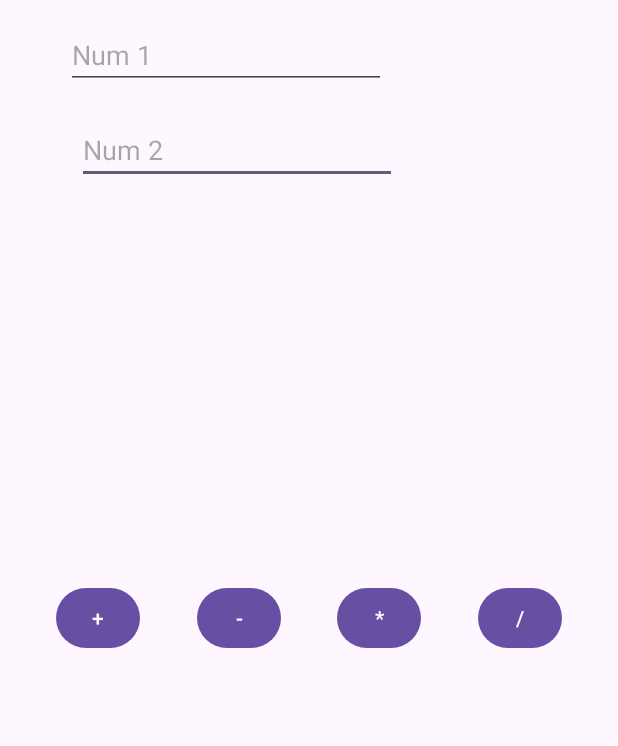
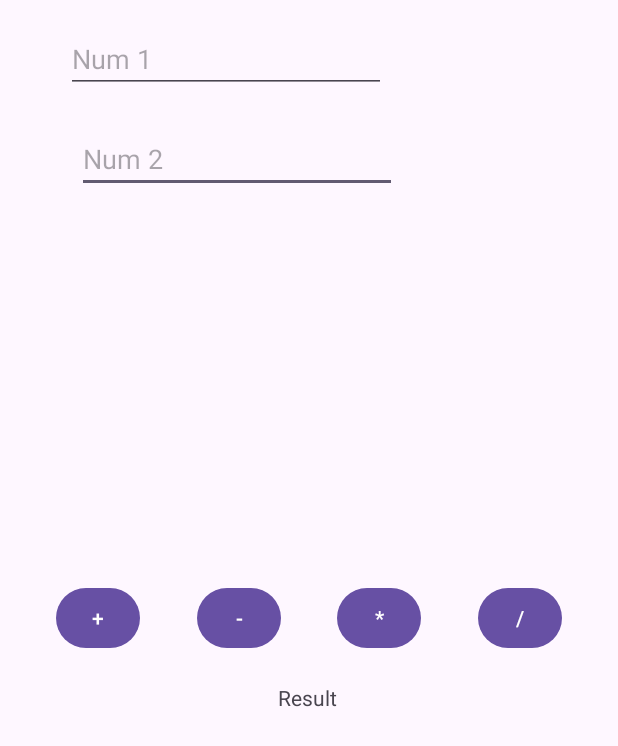
Before and after one commit to Esther-Naserian/Mycalculator, an Android app: the screen it shows after launch (calculator), on a phone screen of 412 x 824 dp. Shown: the top 746 px of the screen. Run offline under Robolectric (Android 15) with nearby library versions, the phone set to English and light mode, and no system bars.

Commit message:
first commit

```diff
--- a/app/src/main/res/layout/activity_calculator.xml
+++ b/app/src/main/res/layout/activity_calculator.xml
@@ -10,10 +10,11 @@
         android:id="@+id/etNum2"
         android:layout_width="wrap_content"
         android:layout_height="wrap_content"
+        android:layout_marginTop="8dp"
         android:ems="10"
         android:hint="Num 2"
         android:inputType="number"
-        app:layout_constraintBottom_toTopOf="@+id/button12"
+        app:layout_constraintBottom_toTopOf="@+id/btnSubstract"
         app:layout_constraintEnd_toEndOf="parent"
         app:layout_constraintHorizontal_bias="0.258"
         app:layout_constraintStart_toStartOf="parent"
@@ -37,48 +38,61 @@
         tools:text="num1" />
 
     <Button
-        android:id="@+id/button13"
+        android:id="@+id/btnmultiply"
         android:layout_width="56dp"
         android:layout_height="wrap_content"
         android:text="*"
         app:layout_constraintBottom_toBottomOf="parent"
-        app:layout_constraintEnd_toStartOf="@+id/button14"
+        app:layout_constraintEnd_toStartOf="@+id/btnDivide"
         app:layout_constraintHorizontal_bias="0.5"
-        app:layout_constraintStart_toEndOf="@+id/button12"
+        app:layout_constraintStart_toEndOf="@+id/btnSubstract"
         app:layout_constraintTop_toTopOf="parent" />
 
     <Button
-        android:id="@+id/button14"
+        android:id="@+id/btnDivide"
         android:layout_width="56dp"
         android:layout_height="wrap_content"
         android:text="/"
         app:layout_constraintBottom_toBottomOf="parent"
         app:layout_constraintEnd_toEndOf="parent"
         app:layout_constraintHorizontal_bias="0.5"
-        app:layout_constraintStart_toEndOf="@+id/button13"
+        app:layout_constraintStart_toEndOf="@+id/btnmultiply"
         app:layout_constraintTop_toTopOf="parent" />
 
     <Button
-        android:id="@+id/button12"
+        android:id="@+id/btnSubstract"
         android:layout_width="56dp"
         android:layout_height="wrap_content"
         android:text="-"
         app:layout_constraintBottom_toBottomOf="parent"
-        app:layout_constraintEnd_toStartOf="@+id/button13"
+        app:layout_constraintEnd_toStartOf="@+id/btnmultiply"
         app:layout_constraintHorizontal_bias="0.5"
-        app:layout_constraintStart_toEndOf="@+id/button15"
+        app:layout_constraintStart_toEndOf="@+id/btnAdd"
         app:layout_constraintTop_toTopOf="parent"
         tools:text="-" />
 
     <Button
-        android:id="@+id/button15"
+        android:id="@+id/btnAdd"
         android:layout_width="56dp"
         android:layout_height="wrap_content"
         android:text="+"
         app:layout_constraintBottom_toBottomOf="parent"
-        app:layout_constraintEnd_toStartOf="@+id/button12"
+        app:layout_constraintEnd_toStartOf="@+id/btnSubstract"
         app:layout_constraintHorizontal_bias="0.5"
         app:layout_constraintStart_toStartOf="parent"
         app:layout_constraintTop_toTopOf="parent" />
 
+    <TextView
+        android:id="@+id/tvResult"
+        android:layout_width="wrap_content"
+        android:layout_height="wrap_content"
+        android:layout_marginBottom="296dp"
+        android:text="Result"
+        app:layout_constraintBottom_toBottomOf="parent"
+        app:layout_constraintEnd_toEndOf="parent"
+        app:layout_constraintHorizontal_bias="0.497"
+        app:layout_constraintStart_toStartOf="parent"
+        app:layout_constraintTop_toBottomOf="@+id/btnmultiply"
+        app:layout_constraintVertical_bias="0.269" />
+
 </androidx.constraintlayout.widget.ConstraintLayout>
```
Also changed, not shown: app/src/main/java/com/example/mycalculator/MainActivity.kt (+40 -0 lines).
